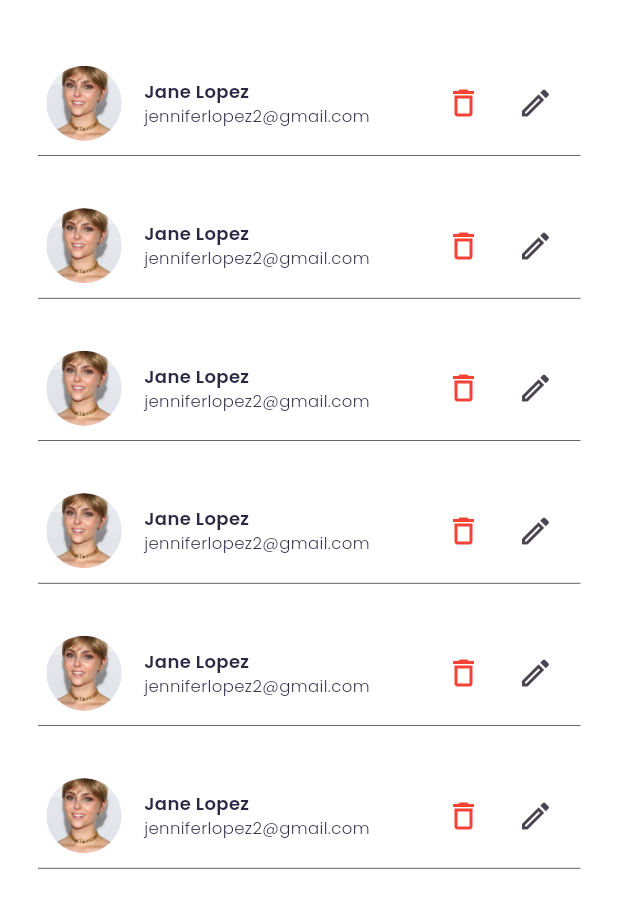
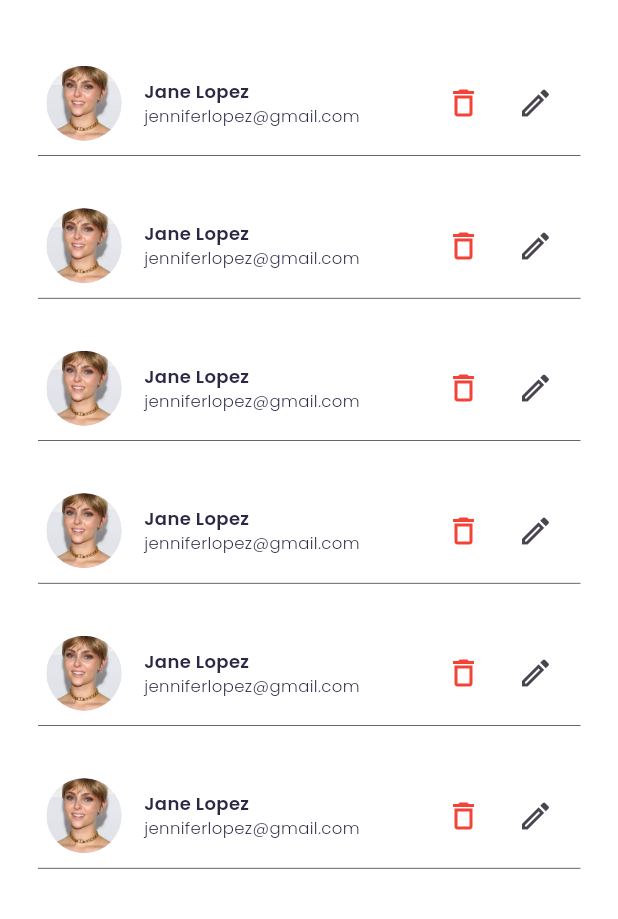
Before and after one commit to dwirzkid/flutter-crud, a Flutter app: the HomeView screen opened by its route, on a phone screen of 412 x 824 dp. Shown: the part 264-1183 px from the top of the screen. Run offline on Flutter 3.47's test engine with Material 3 defaults, Android fonts, the phone set to English and light mode, and no system bars; our stand-ins replace google_fonts.

Commit message:
feat: customer card

```diff
--- a/lib/view/widgets/customer_card.dart
+++ b/lib/view/widgets/customer_card.dart
@@ -42,7 +42,7 @@ class CustomerCard extends StatelessWidget {
                   ),
                 ),
                 Text(
-                  'jenniferlopez2@gmail.com',
+                  'jenniferlopez@gmail.com',
                   style: blackTextStyle.copyWith(
                     fontSize: 11,
                     fontWeight: light,
```
